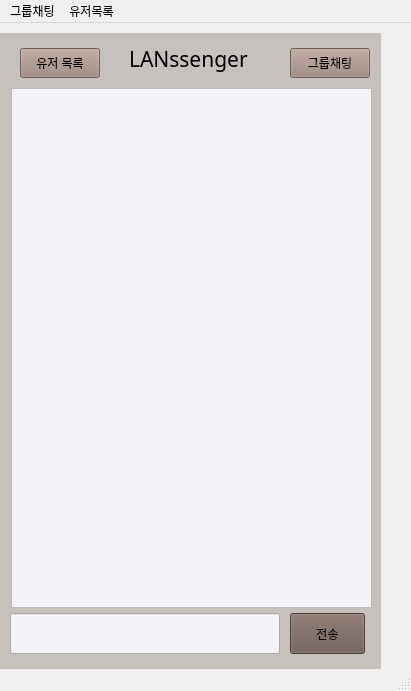
Qt form src/client/gui/mainwindow.ui (TaehyunJeon0203/lanssenger) before a commit.
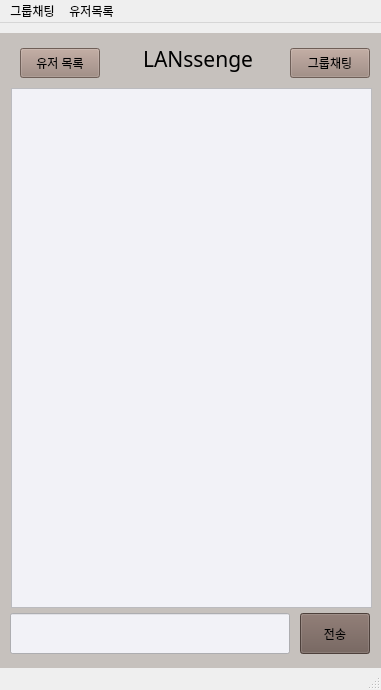
The same form after that commit. The open tabs and pages were chosen to show the change.

Commit message: Design: 전송창 크기 변경, 영어 글꼴 변경

```diff
--- a/src/client/gui/mainwindow.ui
+++ b/src/client/gui/mainwindow.ui
@@ -6,8 +6,8 @@
    <rect>
     <x>0</x>
     <y>0</y>
-    <width>411</width>
-    <height>691</height>
+    <width>381</width>
+    <height>690</height>
    </rect>
   </property>
   <property name="windowTitle">
@@ -48,9 +48,9 @@
      <widget class="QPushButton" name="sendButton">
       <property name="geometry">
        <rect>
-        <x>290</x>
+        <x>300</x>
         <y>580</y>
-        <width>75</width>
+        <width>70</width>
         <height>41</height>
        </rect>
       </property>
@@ -82,7 +82,7 @@
        <rect>
         <x>10</x>
         <y>580</y>
-        <width>270</width>
+        <width>280</width>
         <height>41</height>
        </rect>
       </property>
@@ -95,15 +95,15 @@
      <widget class="QLabel" name="currentRoomLabel_2">
       <property name="geometry">
        <rect>
-        <x>129</x>
+        <x>143</x>
         <y>10</y>
-        <width>131</width>
+        <width>111</width>
         <height>31</height>
        </rect>
       </property>
       <property name="font">
        <font>
-        <family>궁서</family>
+        <family>휴먼옛체</family>
         <pointsize>16</pointsize>
        </font>
       </property>
@@ -242,7 +242,7 @@
     <rect>
      <x>0</x>
      <y>0</y>
-     <width>411</width>
+     <width>381</width>
      <height>33</height>
     </rect>
    </property>
```
Left out of the diff: 10 changed lines with no effect on the pictures.
